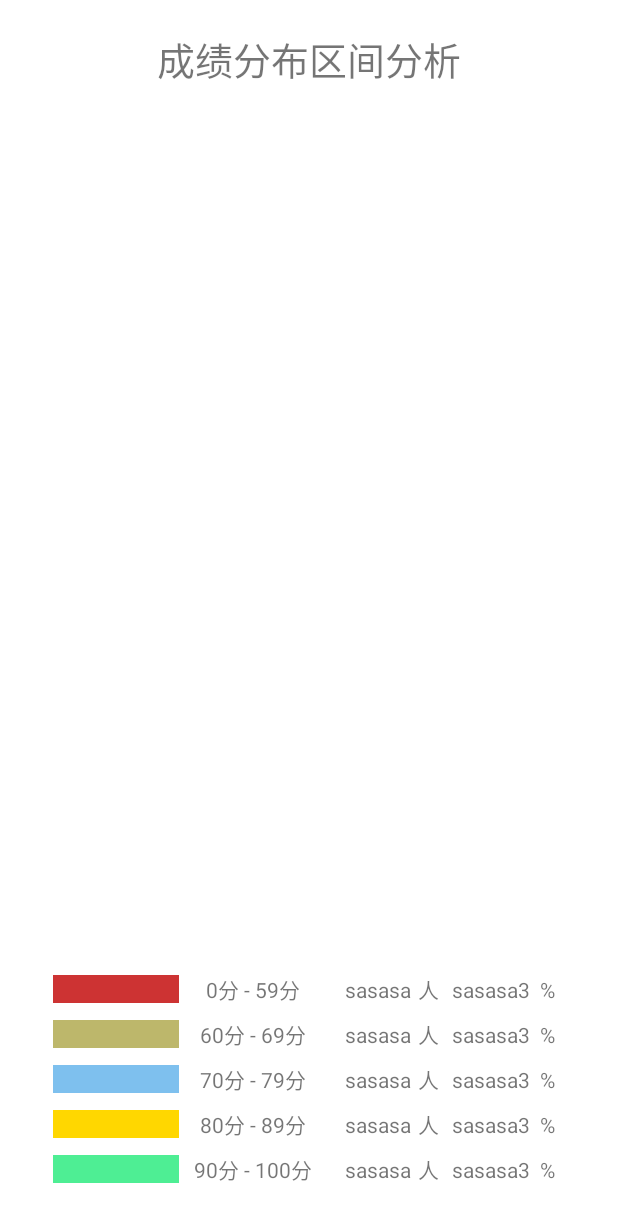
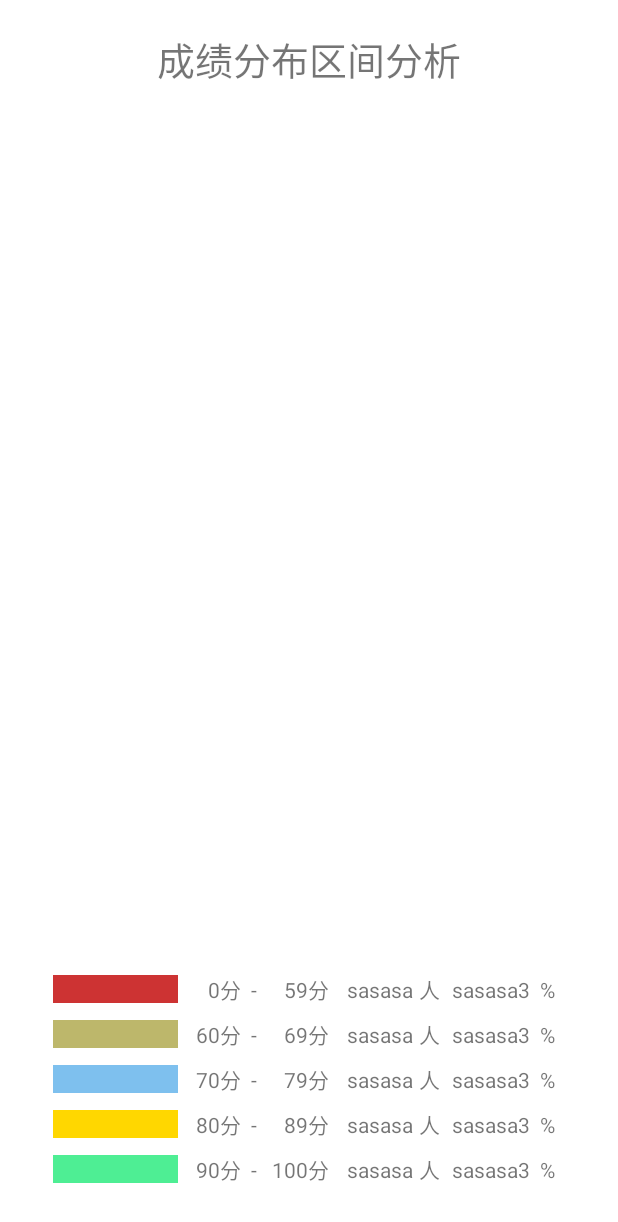
Before and after one commit to hebly723/xmlStruct, an Android app: the layout fragment_circle.xml on its own in the app's theme, with its tools: preview values and no code run, on a phone screen of 412 x 824 dp. Shown: the top 1222 px of the screen. Run offline under Robolectric (Android 15) with nearby library versions, the phone set to English and light mode, and no system bars.

Commit message:
界面优化

```diff
--- a/xmlStruct/app/src/main/java/com/example/jenkin/xmlstruct/AActivity.java
+++ b/xmlStruct/app/src/main/java/com/example/jenkin/xmlstruct/AActivity.java
@@ -32,8 +32,8 @@ public class AActivity extends AppCompatActivity implements AdapterView.OnItemCl
     // 图片封装为一个数组
     private int[] icon =  {
             R.drawable.ic_menu_quit,
-            R.drawable.ic_menu_circle,
-            R.drawable.ic_menu_rect
+            R.drawable.ic_action_classmember,
+            R.drawable.ic_action_person
     };
     private String[] iconName = { "返回", "全体成绩", "我的成绩"};
     private ArrayList<CustomUser> jsonArray;
--- a/xmlStruct/app/src/main/res/layout/fragment_circle.xml
+++ b/xmlStruct/app/src/main/res/layout/fragment_circle.xml
@@ -50,11 +50,28 @@
                 android:background="@color/failGrade"
                 />
             <TextView
-                android:layout_weight="3.5"
+                android:layout_weight="1.5"
                 android:layout_width="0dp"
                 android:layout_height="20dp"
-                android:textAlignment="center"
-                android:text="0分 - 59分"
+                android:gravity="right"
+                android:textAlignment="gravity"
+                android:text="0分"
+                tools:ignore="HardcodedText" />
+            <TextView
+                android:layout_weight="0.5"
+                android:layout_width="0dp"
+                android:layout_height="20dp"
+                android:gravity="right"
+                android:textAlignment="gravity"
+                android:text=" - "
+                tools:ignore="HardcodedText" />
+            <TextView
+                android:layout_weight="1.6"
+                android:layout_width="0dp"
+                android:layout_height="20dp"
+                android:gravity="right"
+                android:textAlignment="gravity"
+                android:text="59分"
                 tools:ignore="HardcodedText" />
             <TextView
                 android:id="@+id/grade_number_fail"
@@ -103,11 +120,28 @@
                 android:background="@color/passGrade"
                 />
             <TextView
-                android:layout_weight="3.5"
+                android:layout_weight="1.5"
                 android:layout_width="0dp"
                 android:layout_height="20dp"
-                android:textAlignment="center"
-                android:text="60分 - 69分"
+                android:gravity="right"
+                android:textAlignment="gravity"
+                android:text="60分"
+                tools:ignore="HardcodedText" />
+            <TextView
+                android:layout_weight="0.5"
+                android:layout_width="0dp"
+                android:layout_height="20dp"
+                android:gravity="right"
+                android:textAlignment="gravity"
+                android:text=" - "
+                tools:ignore="HardcodedText" />
+            <TextView
+                android:layout_weight="1.6"
+                android:layout_width="0dp"
+                android:layout_height="20dp"
+                android:gravity="right"
+                android:textAlignment="gravity"
+                android:text="69分"
                 tools:ignore="HardcodedText" />
             <TextView
                 android:id="@+id/grade_number_pass"
@@ -156,11 +190,28 @@
                 android:background="@color/averageGrade"
                 />
             <TextView
-                android:layout_weight="3.5"
+                android:layout_weight="1.5"
                 android:layout_width="0dp"
                 android:layout_height="20dp"
-                android:textAlignment="center"
-                android:text="70分 - 79分"
+                android:gravity="right"
+                android:textAlignment="gravity"
+                android:text="70分"
+                tools:ignore="HardcodedText" />
+            <TextView
+                android:layout_weight="0.5"
+                android:layout_width="0dp"
+                android:layout_height="20dp"
+                android:gravity="right"
+                android:textAlignment="gravity"
+                android:text=" - "
+                tools:ignore="HardcodedText" />
+            <TextView
+                android:layout_weight="1.6"
+                android:layout_width="0dp"
+                android:layout_height="20dp"
+                android:gravity="right"
+                android:textAlignment="gravity"
+                android:text="79分"
                 tools:ignore="HardcodedText" />
             <TextView
                 android:id="@+id/grade_number_average"
@@ -209,11 +260,28 @@
                 android:background="@color/creditGrade"
                 />
             <TextView
-                android:layout_weight="3.5"
+                android:layout_weight="1.5"
                 android:layout_width="0dp"
                 android:layout_height="20dp"
-                android:textAlignment="center"
-                android:text="80分 - 89分"
+                android:gravity="right"
+                android:textAlignment="gravity"
+                android:text="80分"
+                tools:ignore="HardcodedText" />
+            <TextView
+                android:layout_weight="0.5"
+                android:layout_width="0dp"
+                android:layout_height="20dp"
+                android:gravity="right"
+                android:textAlignment="gravity"
+                android:text=" - "
+                tools:ignore="HardcodedText" />
+            <TextView
+                android:layout_weight="1.6"
+                android:layout_width="0dp"
+                android:layout_height="20dp"
+                android:gravity="right"
+                android:textAlignment="gravity"
+                android:text="89分"
                 tools:ignore="HardcodedText" />
             <TextView
                 android:id="@+id/grade_number_credit"
@@ -262,11 +330,28 @@
                 android:background="@color/excellentGrade"
                 />
             <TextView
-                android:layout_weight="3.5"
+                android:layout_weight="1.5"
                 android:layout_width="0dp"
                 android:layout_height="20dp"
-                android:textAlignment="center"
-                android:text="90分 - 100分"
+                android:gravity="right"
+                android:textAlignment="gravity"
+                android:text="90分"
+                tools:ignore="HardcodedText" />
+            <TextView
+                android:layout_weight="0.5"
+                android:layout_width="0dp"
+                android:layout_height="20dp"
+                android:gravity="right"
+                android:textAlignment="gravity"
+                android:text=" - "
+                tools:ignore="HardcodedText" />
+            <TextView
+                android:layout_weight="1.6"
+                android:layout_width="0dp"
+                android:layout_height="20dp"
+                android:gravity="right"
+                android:textAlignment="gravity"
+                android:text="100分"
                 tools:ignore="HardcodedText" />
             <TextView
                 android:id="@+id/grade_number_excellent"
```
Also changed, not shown: xmlStruct/app/src/main/res/drawable-hdpi/ic_action_classmember.png (added), xmlStruct/app/src/main/res/drawable-hdpi/ic_action_person.png (added), xmlStruct/app/src/main/res/drawable-mdpi/ic_action_classmember.png (added), xmlStruct/app/src/main/res/drawable-mdpi/ic_action_person.png (added), xmlStruct/app/src/main/res/drawable-xhdpi/ic_action_classmember.png (added), xmlStruct/app/src/main/res/drawable-xhdpi/ic_action_person.png (added), xmlStruct/app/src/main/res/drawable-xxhdpi/ic_action_classmember.png (added), xmlStruct/app/src/main/res/drawable-xxhdpi/ic_action_person.png (added).
